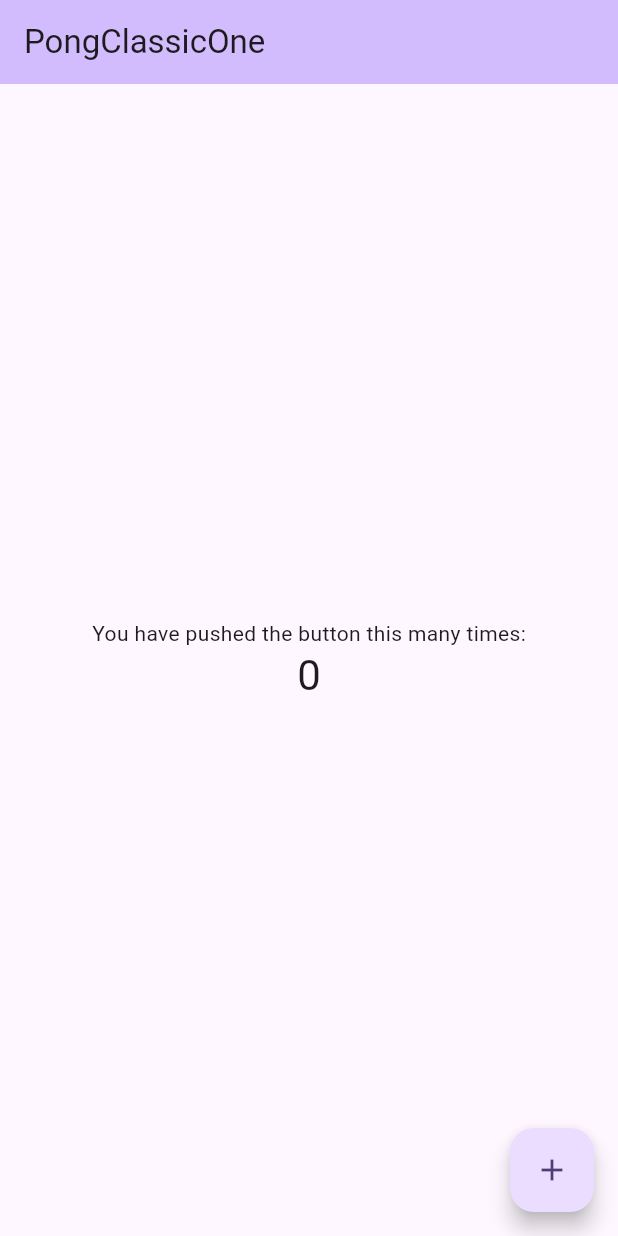
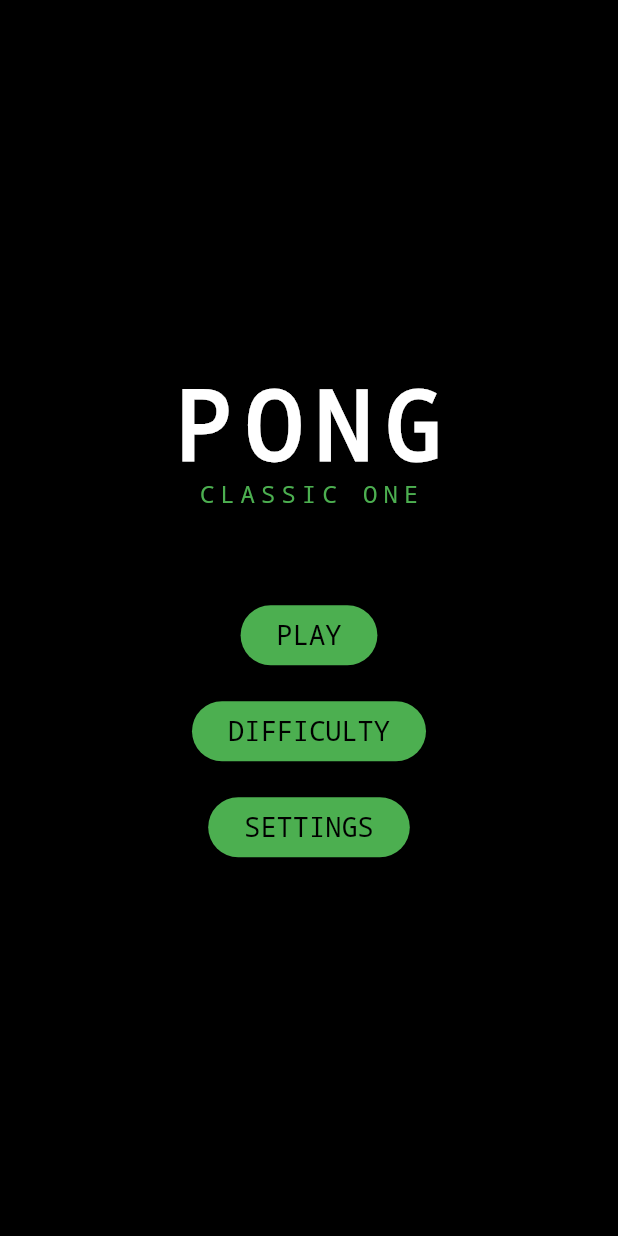
Before and after one commit to edinsmajovic/pong_classic_one, a Flutter app: the screen it shows after launch, on a phone screen of 412 x 824 dp. Run offline on Flutter 3.47's test engine with Material 3 defaults, Android fonts, the phone set to English and light mode, and no system bars.

Commit message:
UI: rename 'SELECT DIFFICULTY' to 'DIFFICULTY'

```diff
--- a/lib/main.dart
+++ b/lib/main.dart
@@ -1,122 +1,246 @@
 import 'package:flutter/material.dart';
 
 void main() {
-  runApp(const MyApp());
+  runApp(const PongApp());
 }
 
-class MyApp extends StatelessWidget {
-  const MyApp({super.key});
+class PongApp extends StatelessWidget {
+  const PongApp({super.key});
 
-  // This widget is the root of your application.
   @override
   Widget build(BuildContext context) {
     return MaterialApp(
-      title: 'PongClassicOne',
-      theme: ThemeData(
-        // This is the theme of your application.
-        //
-        // TRY THIS: Try running your application with "flutter run". You'll see
-        // the application has a purple toolbar. Then, without quitting the app,
-        // try changing the seedColor in the colorScheme below to Colors.green
-        // and then invoke "hot reload" (save your changes or press the "hot
-        // reload" button in a Flutter-supported IDE, or press "r" if you used
-        // the command line to start the app).
-        //
-        // Notice that the counter didn't reset back to zero; the application
-        // state is not lost during the reload. To reset the state, use hot
-        // restart instead.
-        //
-        // This works for code too, not just values: Most code changes can be
-        // tested with just a hot reload.
-        colorScheme: ColorScheme.fromSeed(seedColor: Colors.deepPurple),
+      title: 'Pong Classic One',
+      theme: ThemeData.dark().copyWith(
+        primaryColor: Colors.green,
+        textTheme: const TextTheme(
+          displayLarge: TextStyle(color: Colors.white, fontSize: 32, fontFamily: 'monospace'),
+          displayMedium: TextStyle(color: Colors.white, fontSize: 24, fontFamily: 'monospace'),
+          bodyLarge: TextStyle(color: Colors.white, fontSize: 18, fontFamily: 'monospace'),
+        ),
+        elevatedButtonTheme: ElevatedButtonThemeData(
+          style: ElevatedButton.styleFrom(
+            backgroundColor: Colors.green,
+            foregroundColor: Colors.black,
+            textStyle: const TextStyle(fontSize: 18, fontFamily: 'monospace'),
+          ),
+        ),
       ),
-      home: const MyHomePage(title: 'PongClassicOne'),
+      home: const MenuScreen(),
+      debugShowCheckedModeBanner: false,
     );
   }
 }
 
-class MyHomePage extends StatefulWidget {
-  const MyHomePage({super.key, required this.title});
-
-  // This widget is the home page of your application. It is stateful, meaning
-  // that it has a State object (defined below) that contains fields that affect
-  // how it looks.
-
-  // This class is the configuration for the state. It holds the values (in this
-  // case the title) provided by the parent (in this case the App widget) and
-  // used by the build method of the State. Fields in a Widget subclass are
-  // always marked "final".
-
-  final String title;
-
-  @override
-  State<MyHomePage> createState() => _MyHomePageState();
-}
-
-class _MyHomePageState extends State<MyHomePage> {
-  int _counter = 0;
-
-  void _incrementCounter() {
-    setState(() {
-      // This call to setState tells the Flutter framework that something has
-      // changed in this State, which causes it to rerun the build method below
-      // so that the display can reflect the updated values. If we changed
-      // _counter without calling setState(), then the build method would not be
-      // called again, and so nothing would appear to happen.
-      _counter++;
-    });
-  }
+class MenuScreen extends StatelessWidget {
+  const MenuScreen({super.key});
 
   @override
   Widget build(BuildContext context) {
-    // This method is rerun every time setState is called, for instance as done
-    // by the _incrementCounter method above.
-    //
-    // The Flutter framework has been optimized to make rerunning build methods
-    // fast, so that you can just rebuild anything that needs updating rather
-    // than having to individually change instances of widgets.
     return Scaffold(
-      appBar: AppBar(
-        // TRY THIS: Try changing the color here to a specific color (to
-        // Colors.amber, perhaps?) and trigger a hot reload to see the AppBar
-        // change color while the other colors stay the same.
-        backgroundColor: Theme.of(context).colorScheme.inversePrimary,
-        // Here we take the value from the MyHomePage object that was created by
-        // the App.build method, and use it to set our appbar title.
-        title: Text(widget.title),
-      ),
+      backgroundColor: Colors.black,
       body: Center(
-        // Center is a layout widget. It takes a single child and positions it
-        // in the middle of the parent.
         child: Column(
-          // Column is also a layout widget. It takes a list of children and
-          // arranges them vertically. By default, it sizes itself to fit its
-          // children horizontally, and tries to be as tall as its parent.
-          //
-          // Column has various properties to control how it sizes itself and
-          // how it positions its children. Here we use mainAxisAlignment to
-          // center the children vertically; the main axis here is the vertical
-          // axis because Columns are vertical (the cross axis would be
-          // horizontal).
-          //
-          // TRY THIS: Invoke "debug painting" (choose the "Toggle Debug Paint"
-          // action in the IDE, or press "p" in the console), to see the
-          // wireframe for each widget.
           mainAxisAlignment: MainAxisAlignment.center,
-          children: <Widget>[
-            const Text('You have pushed the button this many times:'),
+          children: [
+            // Retro PONG title
             Text(
-              '$_counter',
-              style: Theme.of(context).textTheme.headlineMedium,
+              'PONG',
+              style: Theme.of(context).textTheme.displayLarge?.copyWith(
+                fontSize: 64,
+                letterSpacing: 8,
+                fontWeight: FontWeight.bold,
+              ),
+            ),
+            Text(
+              'CLASSIC ONE',
+              style: Theme.of(context).textTheme.displayMedium?.copyWith(
+                fontSize: 16,
+                letterSpacing: 4,
+                color: Colors.green,
+              ),
+            ),
+            const SizedBox(height: 60),
+
+            // Menu buttons
+            SizedBox(
+              width: 200,
+              child: Column(
+                children: [
+                  ElevatedButton(
+                    onPressed: () {
+                      Navigator.push(
+                        context,
+                        MaterialPageRoute(
+                          builder: (context) => const GameScreen(difficulty: Difficulty.beginner),
+                        ),
+                      );
+                    },
+                    child: const Text('PLAY'),
+                  ),
+                  const SizedBox(height: 16),
+                  ElevatedButton(
+                    onPressed: () {
+                      Navigator.push(
+                        context,
+                        MaterialPageRoute(builder: (context) => const DifficultyScreen()),
+                      );
+                    },
+                    child: const Text('DIFFICULTY'),
+                  ),
+                  const SizedBox(height: 16),
+                  ElevatedButton(
+                    onPressed: () {
+                      Navigator.push(
+                        context,
+                        MaterialPageRoute(builder: (context) => const SettingsScreen()),
+                      );
+                    },
+                    child: const Text('SETTINGS'),
+                  ),
+                ],
+              ),
             ),
           ],
         ),
       ),
-      floatingActionButton: FloatingActionButton(
-        onPressed: _incrementCounter,
-        tooltip: 'Increment',
-        child: const Icon(Icons.add),
-      ), // This trailing comma makes auto-formatting nicer for build methods.
     );
   }
 }
+
+enum Difficulty { beginner, intermediate, expert, insane }
+
+class DifficultyScreen extends StatelessWidget {
+  const DifficultyScreen({super.key});
+
+  @override
+  Widget build(BuildContext context) {
+    return Scaffold(
+      backgroundColor: Colors.black,
+      appBar: AppBar(
+        backgroundColor: Colors.black,
+  title: const Text('DIFFICULTY'),
+        centerTitle: true,
+      ),
+      body: Center(
+        child: Column(
+          mainAxisAlignment: MainAxisAlignment.center,
+          children: [
+            _buildDifficultyButton(context, Difficulty.beginner, 'BEGINNER', 'Slow ball • Large paddles • Easy AI'),
+            const SizedBox(height: 16),
+            _buildDifficultyButton(context, Difficulty.intermediate, 'INTERMEDIATE', 'Medium speed • Normal paddles • Smart AI'),
+            const SizedBox(height: 16),
+            _buildDifficultyButton(context, Difficulty.expert, 'EXPERT', 'Fast ball • Small paddles • Hard AI'),
+            const SizedBox(height: 16),
+            _buildDifficultyButton(context, Difficulty.insane, 'INSANE', 'Ultra fast • Tiny paddles • Perfect AI'),
+          ],
+        ),
+      ),
+    );
+  }
+
+  Widget _buildDifficultyButton(BuildContext context, Difficulty difficulty, String title, String description) {
+    Color color;
+    switch (difficulty) {
+      case Difficulty.beginner:
+        color = Colors.green;
+        break;
+      case Difficulty.intermediate:
+        color = Colors.yellow;
+        break;
+      case Difficulty.expert:
+        color = Colors.orange;
+        break;
+      case Difficulty.insane:
+        color = Colors.red;
+        break;
+    }
+
+    return SizedBox(
+      width: 300,
+      child: ElevatedButton(
+        style: ElevatedButton.styleFrom(
+          backgroundColor: color,
+          foregroundColor: Colors.black,
+          padding: const EdgeInsets.all(16),
+        ),
+        onPressed: () {
+          Navigator.pushReplacement(
+            context,
+            MaterialPageRoute(
+              builder: (context) => GameScreen(difficulty: difficulty),
+            ),
+          );
+        },
+        child: Column(
+          children: [
+            Text(title, style: const TextStyle(fontSize: 20, fontWeight: FontWeight.bold)),
+            Text(description, style: const TextStyle(fontSize: 12)),
+          ],
+        ),
+      ),
+    );
+  }
+}
+
+class SettingsScreen extends StatelessWidget {
+  const SettingsScreen({super.key});
+
+  @override
+  Widget build(BuildContext context) {
+    return Scaffold(
+      backgroundColor: Colors.black,
+      appBar: AppBar(
+        backgroundColor: Colors.black,
+        title: const Text('SETTINGS'),
+        centerTitle: true,
+      ),
+      body: const Center(
+        child: Text(
+          'Settings will be implemented here:\n\n• Sound Effects ON/OFF\n• Music ON/OFF\n• Control Sensitivity\n• Theme Selection',
+          style: TextStyle(color: Colors.white, fontSize: 16),
+          textAlign: TextAlign.center,
+        ),
+      ),
+    );
+  }
+}
+
+class GameScreen extends StatelessWidget {
+  final Difficulty difficulty;
+
+  const GameScreen({super.key, required this.difficulty});
+
+  @override
+  Widget build(BuildContext context) {
+    return Scaffold(
+      backgroundColor: Colors.black,
+      body: Center(
+        child: Column(
+          mainAxisAlignment: MainAxisAlignment.center,
+          children: [
+            Text(
+              'GAME SCREEN',
+              style: Theme.of(context).textTheme.displayLarge,
+            ),
+            const SizedBox(height: 20),
+            Text(
+              'Difficulty: ${difficulty.name.toUpperCase()}',
+              style: Theme.of(context).textTheme.displayMedium,
+            ),
+            const SizedBox(height: 40),
+            const Text(
+              'Game implementation coming next!',
+              style: TextStyle(color: Colors.green, fontSize: 18),
+            ),
+            const SizedBox(height: 40),
+            ElevatedButton(
+              onPressed: () => Navigator.pop(context),
+              child: const Text('BACK TO MENU'),
+            ),
+          ],
+        ),
+      ),
+    );
+  }
+}
```
